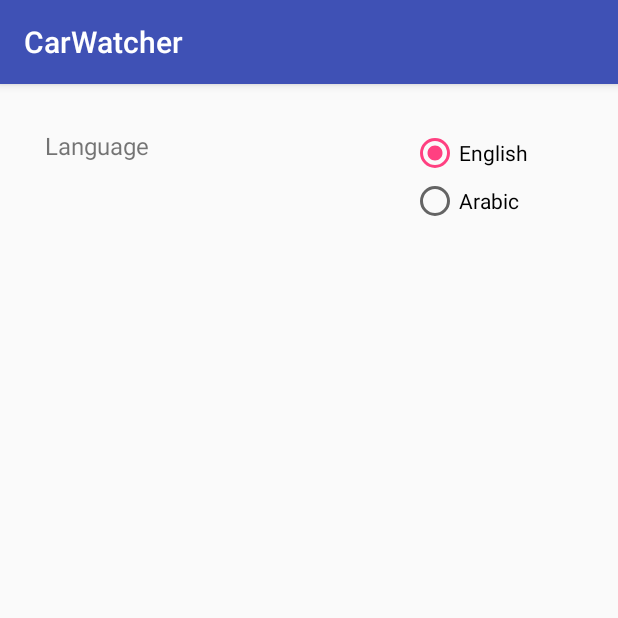
After one commit to haudah/CarWatcher, an Android app: the SettingsActivity screen opened directly, with no data from a screen before it, on a phone screen of 412 x 824 dp, the top half of it. The commit adds this screen. Run offline under Robolectric (Android 15) with nearby library versions, the phone set to English and light mode, and no system bars; 1 statement that could not run was skipped.

Commit message:
Adding bluetooth integration

```diff
--- a/app/src/main/java/com/aramco/carwatcher/MainActivity.java
+++ b/app/src/main/java/com/aramco/carwatcher/MainActivity.java
@@ -47,8 +47,6 @@ public class MainActivity extends AppCompatActivity
     {
         super.onCreate(savedInstanceState);
         setContentView(R.layout.activity_main);
-        //set subtitle
-        getSupportActionBar().setSubtitle("Stay Safe");
         //show the app icon in the action bar
         //getSupportActionBar().setDisplayShowHomeEnabled(true);
         //getSupportActionBar().setLogo(R.drawable.ic_car_white);
@@ -107,7 +105,7 @@ public class MainActivity extends AppCompatActivity
                                 selectedFragment = VideoListFragment.newInstance(true);
                                 break;
                             case R.id.navigation_profile:
-                                //not implemented yet
+                                selectedFragment = ProfileFragment.newInstance();
                                 break;
                         }
                         if (selectedFragment != null)
--- /dev/null
+++ b/app/src/main/java/com/aramco/carwatcher/SettingsActivity.java
@@ -0,0 +1,64 @@
+package com.aramco.carwatcher;
+
+import android.bluetooth.BluetoothDevice;
+import android.content.Context;
+import android.content.SharedPreferences;
+import android.support.v7.app.AppCompatActivity;
+import android.os.Bundle;
+import android.widget.CheckBox;
+import android.widget.RadioButton;
+
+import java.util.List;
+
+public class SettingsActivity extends AppCompatActivity
+{
+    //references to needed views
+    private RadioButton englishRadioButton;
+    private RadioButton arabicRadioButton;
+    private CheckBox bluetoothCheckBox;
+    //the current language setting (0: english, 1: arabic)
+    private int language;
+    //the current bluetooth enabled setting
+    private boolean bluetooth;
+    //the hardware address of the configured bluetooth device
+    private String bluetoothAddress;
+    //the keys for shared prefs
+    private final static String LANGUAGE_SETTING = "LANGUAGE_SETTING";
+    private final static String BLUETOOTH_ENABLED_SETTING = "BLUETOOTH_ENABLED_SETTING";
+    private final static String BLUETOOTH_SETTING = "BLUETOOTH_SETTING";
+    //the list of paired bluetooth devices
+    private List<BluetoothDevice> pairedDevices;
+    //the list of paired bluetooth device friendly names
+    private List<String> pairedNames;
+
+    @Override
+    protected void onCreate(Bundle savedInstanceState)
+    {
+        super.onCreate(savedInstanceState);
+        setContentView(R.layout.activity_settings);
+        //get view references
+        englishRadioButton = (RadioButton)findViewById(R.id.settings_language_english);
+        arabicRadioButton = (RadioButton)findViewById(R.id.settings_language_arabic);
+        bluetoothCheckBox = (CheckBox)findViewById(R.id.settings_bluetooth_enabled);
+        //get current settings (if they've been configured previously)
+        SharedPreferences sharedPref = getPreferences(Context.MODE_PRIVATE);
+        language = sharedPref.getInt(LANGUAGE_SETTING, 0);
+        bluetooth = sharedPref.getInt(BLUETOOTH_ENABLED_SETTING, 0) == 1;
+
+        //set up the views according to last saved settings
+        if (language == 1)
+        {
+            arabicRadioButton.setChecked(true);
+        }
+        if (bluetooth)
+        {
+            bluetoothCheckBox.setChecked(true);
+        }
+        String bluetoothName = getResources().getString(R.string.not_configured);
+        bluetoothAddress = sharedPref.getString(BLUETOOTH_SETTING, "NOT_CONFIGURED");
+        //if no bluetooth device was configured, set the spinner to the not configured option
+        SharedPreferences.Editor editor = sharedPref.edit();
+
+        //get list of bluetooth profiles
+    }
+}
--- /dev/null
+++ b/app/src/main/res/layout/activity_settings.xml
@@ -0,0 +1,77 @@
+<?xml version="1.0" encoding="utf-8"?>
+<LinearLayout
+    xmlns:android="http://schemas.android.com/apk/res/android"
+    xmlns:app="http://schemas.android.com/apk/res-auto"
+    xmlns:tools="http://schemas.android.com/tools"
+    android:layout_width="match_parent"
+    android:layout_height="match_parent"
+    tools:context="com.aramco.carwatcher.SettingsActivity"
+    android:orientation="vertical"
+    >
+    <RelativeLayout
+        android:layout_width="match_parent"
+        android:layout_height="wrap_content"
+        android:layout_marginTop="30dp"
+        android:layout_marginRight="50dp"
+        android:layout_marginLeft="30dp"
+        android:layout_gravity="center_horizontal"
+        >
+        <TextView
+            android:layout_width="wrap_content"
+            android:layout_height="wrap_content"
+            android:layout_marginLeft="10dp"
+            android:layout_alignParentLeft="true"
+            android:text="Language"
+            android:textSize="16sp"
+            />
+        <RadioGroup
+            android:layout_width="wrap_content"
+            android:layout_height="match_parent"
+            android:layout_alignParentRight="true"
+            >
+            <RadioButton
+                android:id="@+id/settings_language_english"
+                android:layout_width="wrap_content"
+                android:layout_height="wrap_content"
+                android:text="English"
+                android:checked="true"
+                />
+            <RadioButton
+                android:id="@+id/settings_language_arabic"
+                android:layout_width="wrap_content"
+                android:layout_height="wrap_content"
+                android:text="Arabic"
+                />
+        </RadioGroup>
+    </RelativeLayout>
+    <TextView
+        android:layout_width="wrap_content"
+        android:layout_height="wrap_content"
+        android:layout_marginTop="20dp"
+        android:layout_marginLeft="30dp"
+        android:text="Vehicle Integration"
+        android:textSize="16sp"
+        />
+    <RelativeLayout
+        android:layout_width="match_parent"
+        android:layout_height="wrap_content"
+        android:layout_marginTop="20dp"
+        android:layout_marginLeft="30dp"
+        android:layout_marginRight="30dp"
+        >
+        <CheckBox
+            android:layout_width="wrap_content"
+            android:layout_height="wrap_content"
+            android:text="Enabled"
+            android:layout_alignParentLeft="true"
+            android:layout_centerVertical="true"
+            />
+        <Spinner
+            android:layout_width="200dp"
+            android:layout_height="wrap_content"
+            android:layout_alignParentRight="true"
+            android:layout_centerVertical="true"
+            >
+        </Spinner>
+    </RelativeLayout>
+</LinearLayout>
--- a/app/src/main/res/values/strings.xml
+++ b/app/src/main/res/values/strings.xml
@@ -18,6 +18,8 @@
     <string name="list_item_submitted">Submitted: </string>
     <string name="notify_capturing_title">Capturing CarWatcher video</string>
     <string name="notify_capturing_text">Touch to stop capturing</string>
+    <string name="notify_done_capturing_title">Captured a CarWatcher video</string>
+    <string name="notify_done_capturing_text">Touch to play</string>
     <string name="notify_channel_name">CarWatcher Notifications</string>
     <string name="notify_channel_description">Notification channel for notifications sent from the CarWatcher application</string>
     <string name="delete_associated_media">Delete associated media files?</string>
@@ -26,4 +28,8 @@
     <string name="profile_submitted">Submitted</string>
     <string name="profile_acted_upon">Acted Upon</string>
     <string name="profile_processing">Processing</string>
+    <string name="not_configured">Not Configured</string>
+
+    <!-- TODO: Remove or change this placeholder text -->
+    <string name="hello_blank_fragment">Hello blank fragment</string>
 </resources>
```
Also changed, not shown: app/src/main/AndroidManifest.xml (+12 -9 lines), app/src/main/java/com/aramco/carwatcher/CaptureService.java (+43 -9 lines), app/src/main/java/com/aramco/carwatcher/ProfileFragment.java (added, +40 -0 lines), app/src/main/res/drawable/profile_textarea.xml (added, +22 -0 lines), app/src/main/res/layout/activity_main.xml (+7 -1 lines), app/src/main/res/layout/fragment_profile.xml (+61 -22 lines), app/src/main/res/menu/main_navigation_items.xml (line endings or trailing spaces), 46 other files.
